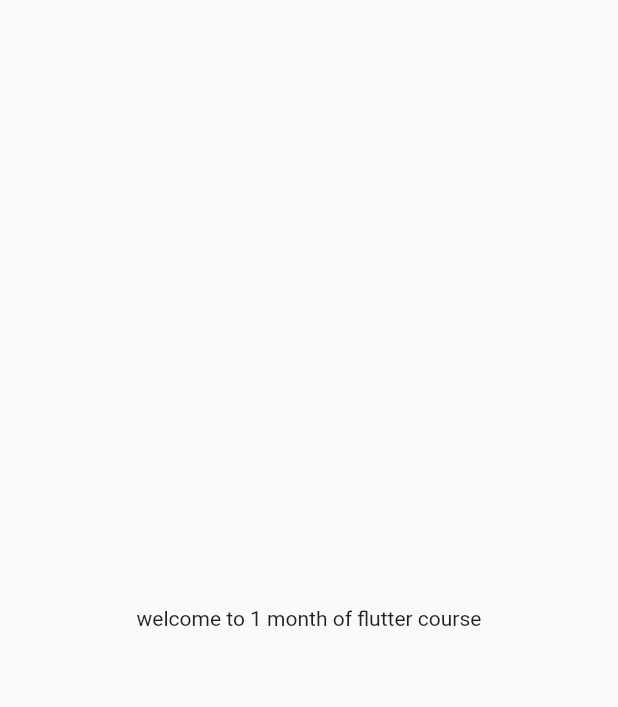
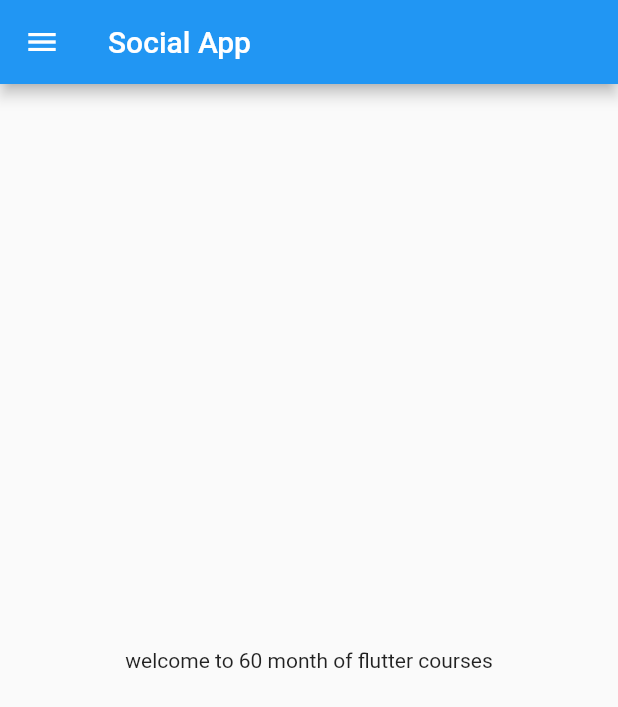
Before and after one commit to pramodsuthar115/flutter-beginner, a Flutter app: the screen it shows after launch, on a phone screen of 412 x 824 dp. Shown: the top 707 px of the screen. Run offline on Flutter 3.47's test engine with Material 2 defaults, Android fonts, the phone set to English and light mode, and no system bars.

```diff
--- /dev/null
+++ b/lib/hompage.dart
@@ -0,0 +1,21 @@
+import "package:flutter/material.dart";
+
+class homepage extends StatelessWidget {
+  const homepage({Key? key}) : super(key: key);
+
+  @override
+  Widget build(BuildContext context) {
+    int days = 60;
+    return Scaffold(
+      appBar: AppBar(
+        title: Text("Social App")
+      ),
+      body: Center(
+        child: Container(
+          child: Text("welcome to $days month of flutter courses"),
+        ),
+      ),
+      drawer: Drawer(),
+    );
+  }
+}
--- a/lib/main.dart
+++ b/lib/main.dart
@@ -1,4 +1,5 @@
 import 'package:flutter/material.dart';
+import 'package:social_app/hompage.dart';
 
 void main() {
   runApp(const MyApp());
@@ -11,13 +12,7 @@ class MyApp extends StatelessWidget {
   @override
   Widget build(BuildContext context) {
     return MaterialApp(
-      home: Material(
-        child: Center(
-          child: Container(
-            child: Text("welcome to 1 month of flutter course"),
-          ),
-        ),
-      ),
+      home: homepage(),
     );
   }
 }
```
